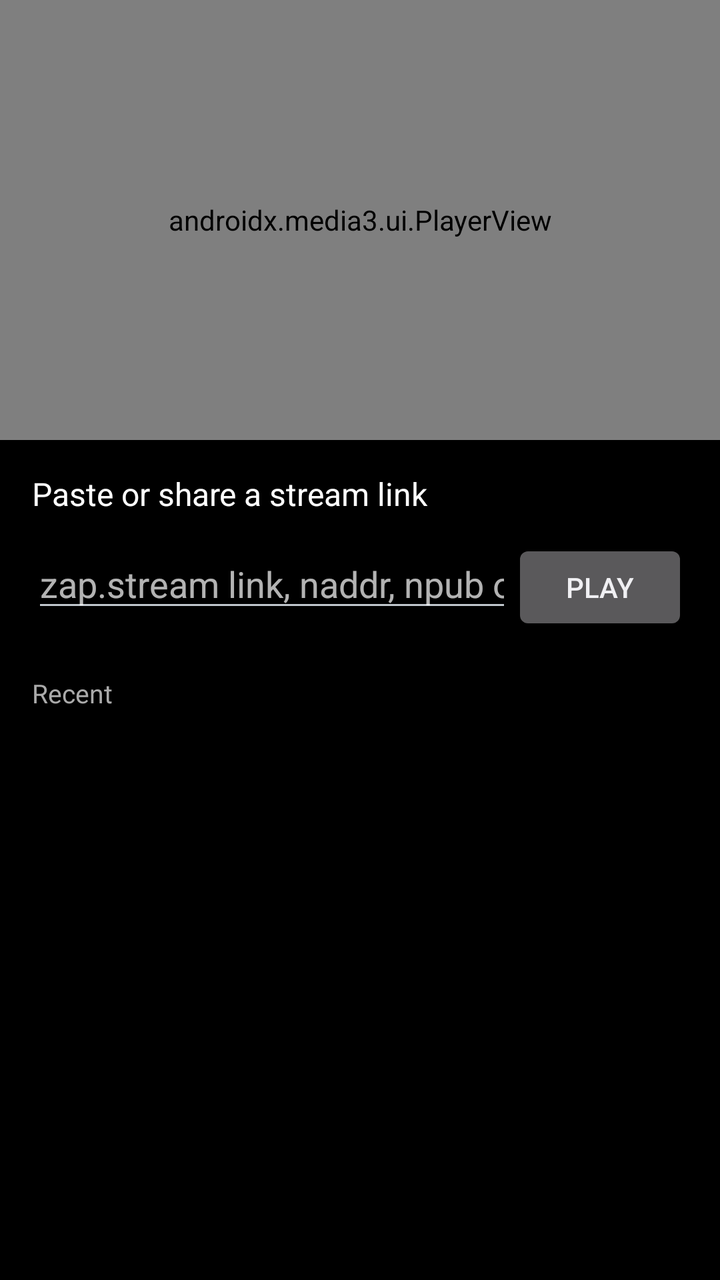
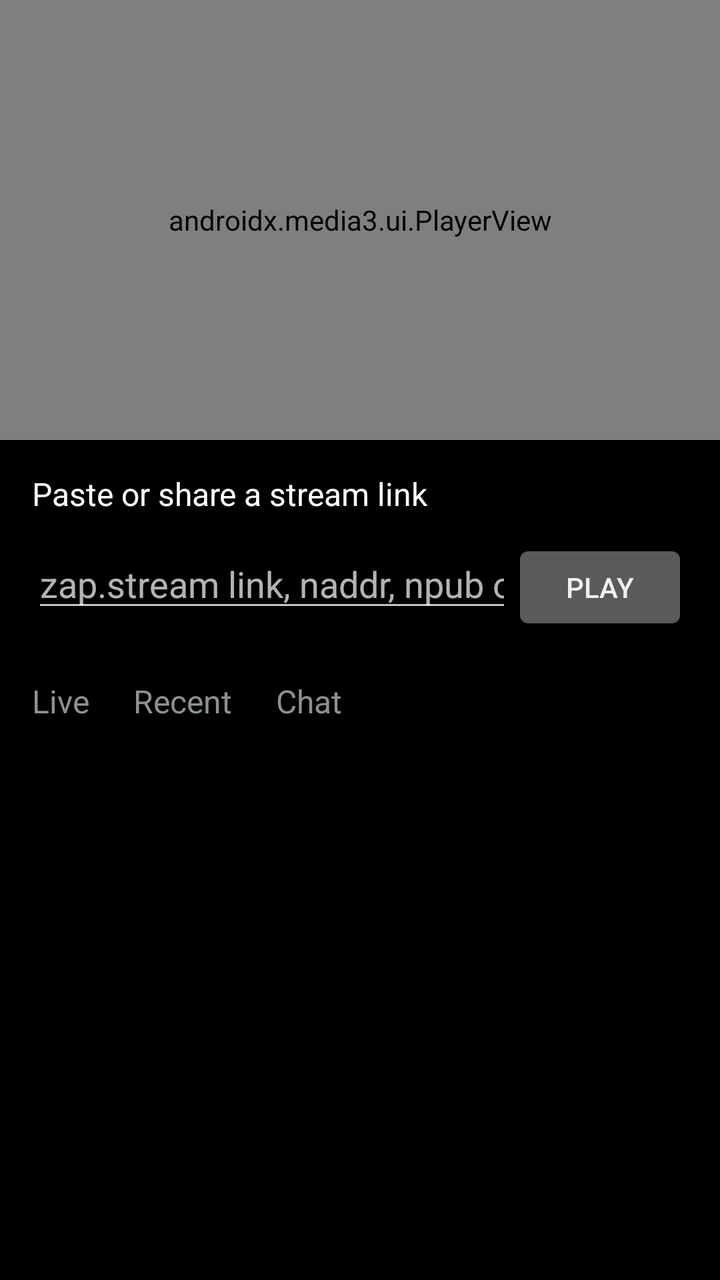

The first picture is an Android layout as it rendered before a commit; the second is the same layout after the commit. The layout source and the unified diff follow.
<!-- AndroidManifest.xml: application theme android:Theme.DeviceDefault.NoActionBar -->
<!-- res/layout/activity_main.xml -->
<?xml version="1.0" encoding="utf-8"?>
<LinearLayout xmlns:android="http://schemas.android.com/apk/res/android"
    android:id="@+id/root"
    android:layout_width="match_parent"
    android:layout_height="match_parent"
    android:background="#000000"
    android:fitsSystemWindows="true"
    android:orientation="vertical">

    <androidx.media3.ui.PlayerView
        android:id="@+id/player"
        android:layout_width="match_parent"
        android:layout_height="220dp" />

    <LinearLayout
        android:id="@+id/panel"
        android:layout_width="match_parent"
        android:layout_height="match_parent"
        android:orientation="vertical"
        android:padding="16dp">

        <TextView
            android:id="@+id/status"
            android:layout_width="match_parent"
            android:layout_height="wrap_content"
            android:paddingBottom="12dp"
            android:text="Paste or share a stream link"
            android:textColor="#FFFFFF"
            android:textSize="16sp" />

        <LinearLayout
            android:layout_width="match_parent"
            android:layout_height="wrap_content"
            android:orientation="horizontal">

            <EditText
                android:id="@+id/input"
                android:layout_width="0dp"
                android:layout_height="wrap_content"
                android:layout_weight="1"
                android:hint="zap.stream link, naddr, npub or .m3u8"
                android:imeOptions="actionGo"
                android:inputType="textUri"
                android:singleLine="true" />

            <Button
                android:id="@+id/play"
                android:layout_width="wrap_content"
                android:layout_height="wrap_content"
                android:text="Play" />
        </LinearLayout>

        <TextView
            android:id="@+id/listLabel"
            android:layout_width="match_parent"
            android:layout_height="wrap_content"
            android:paddingTop="20dp"
            android:paddingBottom="8dp"
            android:text="Recent"
            android:textColor="#AAAAAA"
            android:textSize="13sp" />

        <FrameLayout
            android:layout_width="match_parent"
            android:layout_height="0dp"
            android:layout_weight="1">

        <ListView
            android:id="@+id/recents"
            android:layout_width="match_parent"
            android:layout_height="match_parent" />

        <ListView
            android:id="@+id/chat"
            android:layout_width="match_parent"
            android:layout_height="match_parent"
            android:divider="@null"
            android:stackFromBottom="true"
            android:transcriptMode="normal"
            android:visibility="gone" />
        </FrameLayout>

        <LinearLayout
            android:id="@+id/composer"
            android:layout_width="match_parent"
            android:layout_height="wrap_content"
            android:orientation="horizontal"
            android:visibility="gone">

            <Button
                android:id="@+id/signIn"
                android:layout_width="match_parent"
                android:layout_height="wrap_content"
                android:text="Sign in to chat" />

            <EditText
                android:id="@+id/message"
                android:layout_width="0dp"
                android:layout_height="wrap_content"
                android:layout_weight="1"
                android:hint="Say something"
                android:imeOptions="actionSend"
                android:inputType="textCapSentences"
                android:singleLine="true" />

            <Button
                android:id="@+id/send"
                android:layout_width="wrap_content"
                android:layout_height="wrap_content"
                android:text="Send" />
        </LinearLayout>
    </LinearLayout>
</LinearLayout>
<!-- resources referenced by this layout -->
<resources>

</resources>

<!-- the commit's change to res/layout/activity_main.xml (unified diff, before → after) -->
@@ -50,15 +50,43 @@
                 android:text="Play" />
         </LinearLayout>
 
-        <TextView
-            android:id="@+id/listLabel"
+        <LinearLayout
             android:layout_width="match_parent"
             android:layout_height="wrap_content"
-            android:paddingTop="20dp"
-            android:paddingBottom="8dp"
-            android:text="Recent"
-            android:textColor="#AAAAAA"
-            android:textSize="13sp" />
+            android:orientation="horizontal"
+            android:paddingTop="12dp"
+            android:paddingBottom="4dp">
+
+            <TextView
+                android:id="@+id/tabLive"
+                android:layout_width="wrap_content"
+                android:layout_height="wrap_content"
+                android:paddingTop="10dp"
+                android:paddingEnd="22dp"
+                android:paddingBottom="10dp"
+                android:text="Live"
+                android:textSize="16sp" />
+
+            <TextView
+                android:id="@+id/tabRecent"
+                android:layout_width="wrap_content"
+                android:layout_height="wrap_content"
+                android:paddingTop="10dp"
+                android:paddingEnd="22dp"
+                android:paddingBottom="10dp"
+                android:text="Recent"
+                android:textSize="16sp" />
+
+            <TextView
+                android:id="@+id/tabChat"
+                android:layout_width="wrap_content"
+                android:layout_height="wrap_content"
+                android:paddingTop="10dp"
+                android:paddingEnd="22dp"
+                android:paddingBottom="10dp"
+                android:text="Chat"
+                android:textSize="16sp" />
+        </LinearLayout>
 
         <FrameLayout
             android:layout_width="match_parent"
@@ -66,9 +94,15 @@
             android:layout_weight="1">
 
         <ListView
+            android:id="@+id/live"
+            android:layout_width="match_parent"
+            android:layout_height="match_parent" />
+
+        <ListView
             android:id="@+id/recents"
             android:layout_width="match_parent"
-            android:layout_height="match_parent" />
+            android:layout_height="match_parent"
+            android:visibility="gone" />
 
         <ListView
             android:id="@+id/chat"
